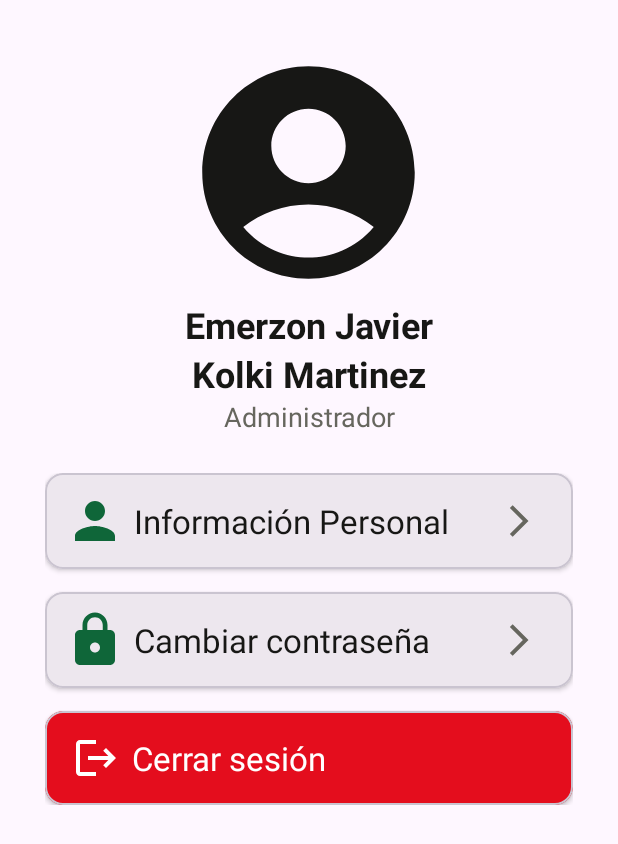
After one commit to JasonCrk/TinkaWork, an Android app: the fragment AccountOptionsScreenFragment shown on its own in the app's theme, on a phone screen of 412 x 824 dp. The commit adds this screen. Shown: the top 844 px of the screen. Run offline under Robolectric (Android 15) with nearby library versions, the phone set to English and light mode, and no system bars.

Commit message:
feat: Add account options screen view

```diff
--- a/app/src/main/java/com/latinka/tinkawork/MainActivity.kt
+++ b/app/src/main/java/com/latinka/tinkawork/MainActivity.kt
@@ -8,6 +8,8 @@ import androidx.activity.enableEdgeToEdge
 import androidx.appcompat.app.AppCompatActivity
 import androidx.core.view.ViewCompat
 import androidx.core.view.WindowInsetsCompat
+import androidx.navigation.fragment.NavHostFragment
+import androidx.navigation.ui.setupWithNavController
 
 import com.latinka.tinkawork.databinding.ActivityMainBinding
 
@@ -23,17 +25,22 @@ class MainActivity : AppCompatActivity() {
 
         setContentView(binding.root)
 
+        val navHostFragment: NavHostFragment = supportFragmentManager
+            .findFragmentById(R.id.nav_host_fragment) as NavHostFragment
+        val navController = navHostFragment.navController
+
+        binding.bottomNavigation.setupWithNavController(navController)
+
+        // Esto es para quitar el espacio vacio inferior que tiene el BottonNavigationView
         ViewCompat.setOnApplyWindowInsetsListener(binding.bottomNavigation) { v, insets ->
             val bottomInsets = if (Build.VERSION.SDK_INT >= Build.VERSION_CODES.R) {
                 insets.getInsetsIgnoringVisibility(WindowInsets.Type.systemBars()).bottom
-            } else {
-                0
-            }
+            } else { 0 }
             v.setPadding(0, 0, 0, bottomInsets)
             insets
         }
 
-        ViewCompat.setOnApplyWindowInsetsListener(findViewById(R.id.main)) { v, insets ->
+        ViewCompat.setOnApplyWindowInsetsListener(binding.main) { v, insets ->
             val systemBars = insets.getInsets(WindowInsetsCompat.Type.systemBars())
             v.setPadding(systemBars.left, systemBars.top, systemBars.right, systemBars.bottom)
             insets
--- /dev/null
+++ b/app/src/main/java/com/latinka/tinkawork/account/ui/screens/AccountOptionsScreenFragment.kt
@@ -0,0 +1,18 @@
+package com.latinka.tinkawork.account.ui.screens
+
+import android.os.Bundle
+import androidx.fragment.app.Fragment
+import android.view.LayoutInflater
+import android.view.View
+import android.view.ViewGroup
+
+import com.latinka.tinkawork.R
+
+class AccountOptionsScreenFragment : Fragment() {
+    override fun onCreateView(
+        inflater: LayoutInflater, container: ViewGroup?,
+        savedInstanceState: Bundle?
+    ): View? {
+        return inflater.inflate(R.layout.fragment_account_options_screen, container, false)
+    }
+}
--- /dev/null
+++ b/app/src/main/res/drawable/ic_baseline_arrow_forward_ios_24.xml
@@ -0,0 +1,5 @@
+<vector xmlns:android="http://schemas.android.com/apk/res/android" android:autoMirrored="true" android:height="24dp" android:tint="#000000" android:viewportHeight="24" android:viewportWidth="24" android:width="24dp">
+
+    <path android:fillColor="@android:color/white" android:pathData="M6.23,20.23l1.77,1.77l10,-10l-10,-10l-1.77,1.77l8.23,8.23z"/>
+
+</vector>
--- /dev/null
+++ b/app/src/main/res/drawable/ic_baseline_lock_24.xml
@@ -0,0 +1,5 @@
+<vector xmlns:android="http://schemas.android.com/apk/res/android" android:height="24dp" android:tint="#000000" android:viewportHeight="24" android:viewportWidth="24" android:width="24dp">
+
+    <path android:fillColor="@android:color/white" android:pathData="M18,8h-1L17,6c0,-2.76 -2.24,-5 -5,-5S7,3.24 7,6v2L6,8c-1.1,0 -2,0.9 -2,2v10c0,1.1 0.9,2 2,2h12c1.1,0 2,-0.9 2,-2L20,10c0,-1.1 -0.9,-2 -2,-2zM12,17c-1.1,0 -2,-0.9 -2,-2s0.9,-2 2,-2 2,0.9 2,2 -0.9,2 -2,2zM15.1,8L8.9,8L8.9,6c0,-1.71 1.39,-3.1 3.1,-3.1 1.71,0 3.1,1.39 3.1,3.1v2z"/>
+
+</vector>
--- /dev/null
+++ b/app/src/main/res/drawable/ic_baseline_logout_24.xml
@@ -0,0 +1,5 @@
+<vector xmlns:android="http://schemas.android.com/apk/res/android" android:autoMirrored="true" android:height="24dp" android:tint="#000000" android:viewportHeight="24" android:viewportWidth="24" android:width="24dp">
+
+    <path android:fillColor="@android:color/white" android:pathData="M17,7l-1.41,1.41L18.17,11H8v2h10.17l-2.58,2.58L17,17l5,-5zM4,5h8V3H4c-1.1,0 -2,0.9 -2,2v14c0,1.1 0.9,2 2,2h8v-2H4V5z"/>
+
+</vector>
--- /dev/null
+++ b/app/src/main/res/drawable/ic_baseline_person_24.xml
@@ -0,0 +1,5 @@
+<vector xmlns:android="http://schemas.android.com/apk/res/android" android:height="24dp" android:tint="#000000" android:viewportHeight="24" android:viewportWidth="24" android:width="24dp">
+
+    <path android:fillColor="@android:color/white" android:pathData="M12,12c2.21,0 4,-1.79 4,-4s-1.79,-4 -4,-4 -4,1.79 -4,4 1.79,4 4,4zM12,14c-2.67,0 -8,1.34 -8,4v2h16v-2c0,-2.66 -5.33,-4 -8,-4z"/>
+
+</vector>
--- a/app/src/main/res/layout/activity_main.xml
+++ b/app/src/main/res/layout/activity_main.xml
@@ -22,6 +22,7 @@
         android:layout_height="wrap_content"
         android:layout_alignParentBottom="true"
         android:fitsSystemWindows="true"
+        android:animateLayoutChanges="true"
         app:menu="@menu/bottom_navigation_menu" />
 
 </RelativeLayout>
--- /dev/null
+++ b/app/src/main/res/layout/fragment_account_options_screen.xml
@@ -0,0 +1,221 @@
+<?xml version="1.0" encoding="utf-8"?>
+<androidx.constraintlayout.widget.ConstraintLayout xmlns:android="http://schemas.android.com/apk/res/android"
+    xmlns:tools="http://schemas.android.com/tools"
+    android:layout_width="match_parent"
+    android:layout_height="match_parent"
+    xmlns:app="http://schemas.android.com/apk/res-auto"
+    tools:context=".account.ui.screens.AccountOptionsScreenFragment">
+
+    <LinearLayout
+        android:id="@+id/accountInfo"
+        app:layout_constraintTop_toTopOf="parent"
+        app:layout_constraintEnd_toEndOf="parent"
+        app:layout_constraintStart_toStartOf="parent"
+        android:layout_marginTop="30dp"
+        android:orientation="vertical"
+        android:layout_width="match_parent"
+        android:layout_height="wrap_content">
+
+        <ImageView
+            android:id="@+id/accountPicture"
+            android:src="@drawable/ic_baseline_account_circle_24"
+            android:contentDescription="Picture"
+            android:layout_gravity="center_horizontal"
+            app:tint="?attr/colorPrimary"
+            android:layout_width="170dp"
+            android:layout_height="170dp"
+            tools:ignore="HardcodedText" />
+
+        <TextView
+            android:id="@+id/accountFirstName"
+            android:text="Emerzon Javier"
+            android:textColor="?attr/colorPrimary"
+            android:textStyle="bold"
+            android:textSize="24sp"
+            android:textAlignment="center"
+            android:layout_width="match_parent"
+            android:layout_height="wrap_content"
+            tools:ignore="HardcodedText" />
+
+        <TextView
+            android:id="@+id/accountLastName"
+            android:text="Kolki Martinez"
+            android:textColor="?attr/colorPrimary"
+            android:textStyle="bold"
+            android:textSize="24sp"
+            android:textAlignment="center"
+            android:layout_width="match_parent"
+            android:layout_height="wrap_content"
+            tools:ignore="HardcodedText" />
+
+        <TextView
+            android:id="@+id/accountRole"
+            android:text="Administrador"
+            android:textColor="@color/gray"
+            android:textSize="18sp"
+            android:textAlignment="center"
+            android:layout_width="match_parent"
+            android:layout_height="wrap_content"
+            tools:ignore="HardcodedText" />
+    </LinearLayout>
+
+    <LinearLayout
+        android:orientation="vertical"
+        app:layout_constraintTop_toBottomOf="@+id/accountInfo"
+        android:layout_marginTop="25dp"
+        android:layout_marginHorizontal="30dp"
+        android:layout_width="match_parent"
+        android:layout_height="wrap_content">
+
+        <com.google.android.material.card.MaterialCardView
+            android:clickable="true"
+            android:focusable="true"
+            app:cardElevation="2dp"
+            android:layout_width="match_parent"
+            android:layout_marginBottom="15dp"
+            android:layout_height="wrap_content">
+
+            <androidx.constraintlayout.widget.ConstraintLayout
+                android:paddingVertical="12dp"
+                android:paddingHorizontal="13dp"
+                android:layout_width="match_parent"
+                android:layout_height="match_parent">
+
+                <LinearLayout
+                    app:layout_constraintTop_toTopOf="parent"
+                    app:layout_constraintBottom_toBottomOf="parent"
+                    app:layout_constraintStart_toStartOf="parent"
+                    android:gravity="center_vertical"
+                    android:orientation="horizontal"
+                    android:layout_width="wrap_content"
+                    android:layout_height="match_parent"
+                    tools:ignore="UseCompoundDrawables">
+
+                    <ImageView
+                        android:src="@drawable/ic_baseline_person_24"
+                        android:contentDescription="personIcon"
+                        app:tint="?attr/colorSecondary"
+                        android:layout_width="40dp"
+                        android:layout_height="40dp"
+                        android:layout_marginEnd="6dp"
+                        tools:ignore="HardcodedText" />
+
+                    <TextView
+                        android:layout_width="wrap_content"
+                        android:layout_height="wrap_content"
+                        android:text="Información Personal"
+                        android:textColor="?attr/colorPrimary"
+                        android:textSize="22sp"
+                        tools:ignore="HardcodedText" />
+                </LinearLayout>
+
+                <ImageView
+                    app:layout_constraintEnd_toEndOf="parent"
+                    app:layout_constraintTop_toTopOf="parent"
+                    app:layout_constraintBottom_toBottomOf="parent"
+                    android:layout_marginEnd="10dp"
+                    app:tint="@color/gray"
+                    android:src="@drawable/ic_baseline_arrow_forward_ios_24"
+                    android:contentDescription="personIcon"
+                    android:layout_width="25dp"
+                    android:layout_height="25dp"
+                    tools:ignore="HardcodedText" />
+            </androidx.constraintlayout.widget.ConstraintLayout>
+        </com.google.android.material.card.MaterialCardView>
+
+        <com.google.android.material.card.MaterialCardView
+            android:clickable="true"
+            android:focusable="true"
+            app:cardElevation="2dp"
+            android:layout_marginBottom="15dp"
+            android:layout_width="match_parent"
+            android:layout_height="wrap_content">
+
+            <androidx.constraintlayout.widget.ConstraintLayout
+                android:paddingVertical="12dp"
+                android:paddingHorizontal="13dp"
+                android:layout_width="match_parent"
+                android:layout_height="match_parent">
+
+                <LinearLayout
+                    app:layout_constraintTop_toTopOf="parent"
+                    app:layout_constraintBottom_toBottomOf="parent"
+                    app:layout_constraintStart_toStartOf="parent"
+                    android:gravity="center_vertical"
+                    android:orientation="horizontal"
+                    android:layout_width="wrap_content"
+                    android:layout_height="match_parent"
+                    tools:ignore="UseCompoundDrawables">
+
+                    <ImageView
+                        android:src="@drawable/ic_baseline_lock_24"
+                        android:contentDescription="personIcon"
+                        app:tint="?attr/colorSecondary"
+                        android:layout_width="40dp"
+                        android:layout_height="40dp"
+                        android:layout_marginEnd="6dp"
+                        tools:ignore="HardcodedText" />
+
+                    <TextView
+                        android:text="Cambiar contraseña"
+                        android:textSize="22sp"
+                        android:textColor="?attr/colorPrimary"
+                        android:layout_width="wrap_content"
+                        android:layout_height="wrap_content"
+                        tools:ignore="HardcodedText" />
+                </LinearLayout>
+
+                <ImageView
+                    app:layout_constraintEnd_toEndOf="parent"
+                    app:layout_constraintTop_toTopOf="parent"
+                    app:layout_constraintBottom_toBottomOf="parent"
+                    android:layout_marginEnd="10dp"
+                    app:tint="@color/gray"
+                    android:src="@drawable/ic_baseline_arrow_forward_ios_24"
+                    android:contentDescription="personIcon"
+                    android:layout_width="25dp"
+                    android:layout_height="25dp"
+                    tools:ignore="HardcodedText" />
+            </androidx.constraintlayout.widget.ConstraintLayout>
+        </com.google.android.material.card.MaterialCardView>
+
+        <com.google.android.material.card.MaterialCardView
+            android:clickable="true"
+            android:focusable="true"
+            android:backgroundTint="@color/red"
+            app:cardElevation="2dp"
+            android:layout_width="match_parent"
+            android:layout_height="wrap_content">
+
+            <LinearLayout
+                android:paddingVertical="15dp"
+                android:paddingHorizontal="18dp"
+                app:layout_constraintTop_toTopOf="parent"
+                app:layout_constraintBottom_toBottomOf="parent"
+                app:layout_constraintStart_toStartOf="parent"
+                android:gravity="center_vertical"
+                android:orientation="horizontal"
+                android:layout_width="wrap_content"
+                android:layout_height="match_parent"
+                tools:ignore="UseCompoundDrawables">
+
+                <ImageView
+                    android:src="@drawable/ic_baseline_logout_24"
+                    android:contentDescription="personIcon"
+                    app:tint="@color/white"
+                    android:layout_width="32dp"
+                    android:layout_height="32dp"
+                    android:layout_marginEnd="8dp"
+                    tools:ignore="HardcodedText" />
+
+                <TextView
+                    android:text="Cerrar sesión"
+                    android:textSize="22sp"
+                    android:textColor="@color/white"
+                    android:layout_width="wrap_content"
+                    android:layout_height="wrap_content"
+                    tools:ignore="HardcodedText" />
+            </LinearLayout>
+        </com.google.android.material.card.MaterialCardView>
+    </LinearLayout>
+</androidx.constraintlayout.widget.ConstraintLayout>
--- a/app/src/main/res/menu/bottom_navigation_menu.xml
+++ b/app/src/main/res/menu/bottom_navigation_menu.xml
@@ -4,21 +4,21 @@
     xmlns:app="http://schemas.android.com/apk/res-auto">
 
     <item
-        android:id="@+id/home_nav_tab"
+        android:id="@+id/homeScreenFragment"
         android:title="Home"
         android:icon="@drawable/ic_baseline_home_24"
         app:showAsAction="ifRoom"
         tools:ignore="HardcodedText" />
 
     <item
-        android:id="@+id/history_nav_tab"
+        android:id="@+id/historyScreenFragment"
         android:title="History"
         android:icon="@drawable/ic_baseline_history_24"
         app:showAsAction="ifRoom"
         tools:ignore="HardcodedText" />
 
     <item
-        android:id="@+id/profile_nav_tab"
+        android:id="@+id/accountOptionsScreenFragment"
         android:title="Profile"
         android:icon="@drawable/ic_baseline_account_circle_24"
         app:showAsAction="ifRoom"
--- a/app/src/main/res/navigation/nav_graph.xml
+++ b/app/src/main/res/navigation/nav_graph.xml
@@ -9,5 +9,22 @@
         android:id="@+id/homeScreenFragment"
         android:name="com.latinka.tinkawork.shared.ui.screens.HomeScreenFragment"
         android:label="fragment_home_screen"
-        tools:layout="@layout/fragment_home_screen" />
+        tools:layout="@layout/fragment_home_screen" >
+        <action
+            android:id="@+id/action_homeScreenFragment_to_accountOptionsScreenFragment"
+            app:destination="@id/accountOptionsScreenFragment"
+            app:popEnterAnim="@anim/nav_default_pop_enter_anim"
+            app:popExitAnim="@anim/nav_default_pop_exit_anim" />
+    </fragment>
+    <fragment
+        android:id="@+id/accountOptionsScreenFragment"
+        android:name="com.latinka.tinkawork.account.ui.screens.AccountOptionsScreenFragment"
+        android:label="fragment_account_options_screen"
+        tools:layout="@layout/fragment_account_options_screen" >
+        <action
+            android:id="@+id/action_accountOptionsScreenFragment_to_homeScreenFragment"
+            app:destination="@id/homeScreenFragment"
+            app:popEnterAnim="@anim/nav_default_pop_enter_anim"
+            app:popExitAnim="@anim/nav_default_pop_exit_anim" />
+    </fragment>
 </navigation>
--- a/app/src/main/res/values-night/themes.xml
+++ b/app/src/main/res/values-night/themes.xml
@@ -2,6 +2,7 @@
     <!-- Base application theme. -->
     <style name="Base.Theme.TinkaWork" parent="Theme.Material3.DayNight.NoActionBar">
         <!-- Customize your dark theme here. -->
-        <!-- <item name="colorPrimary">@color/my_dark_primary</item> -->
+        <item name="colorPrimary">@color/white</item>
+        <item name="colorSecondary">@color/yellow</item>
     </style>
 </resources>
--- a/app/src/main/res/values/colors.xml
+++ b/app/src/main/res/values/colors.xml
@@ -2,6 +2,7 @@
 <resources>
     <color name="black">#171715</color>
     <color name="green">#0F6639</color>
+    <color name="gray">#66665E</color>
     <color name="red">#E40D1D</color>
     <color name="white">#FFFFFFFF</color>
     <color name="yellow">#FAE602</color>
--- a/app/src/main/res/values/strings.xml
+++ b/app/src/main/res/values/strings.xml
@@ -1,3 +1,5 @@
 <resources>
     <string name="app_name">TinkaWork</string>
+    <!-- TODO: Remove or change this placeholder text -->
+    <string name="hello_blank_fragment">Hello blank fragment</string>
 </resources>
--- a/app/src/main/res/values/themes.xml
+++ b/app/src/main/res/values/themes.xml
@@ -2,7 +2,8 @@
     <!-- Base application theme. -->
     <style name="Base.Theme.TinkaWork" parent="Theme.Material3.DayNight.NoActionBar">
         <!-- Customize your light theme here. -->
-        <!-- <item name="colorPrimary">@color/my_light_primary</item> -->
+        <item name="colorPrimary">@color/black</item>
+        <item name="colorSecondary">@color/green</item>
     </style>
 
     <style name="Theme.TinkaWork" parent="Base.Theme.TinkaWork" />
```
Lines whose indentation alone changed are shown as unchanged.
